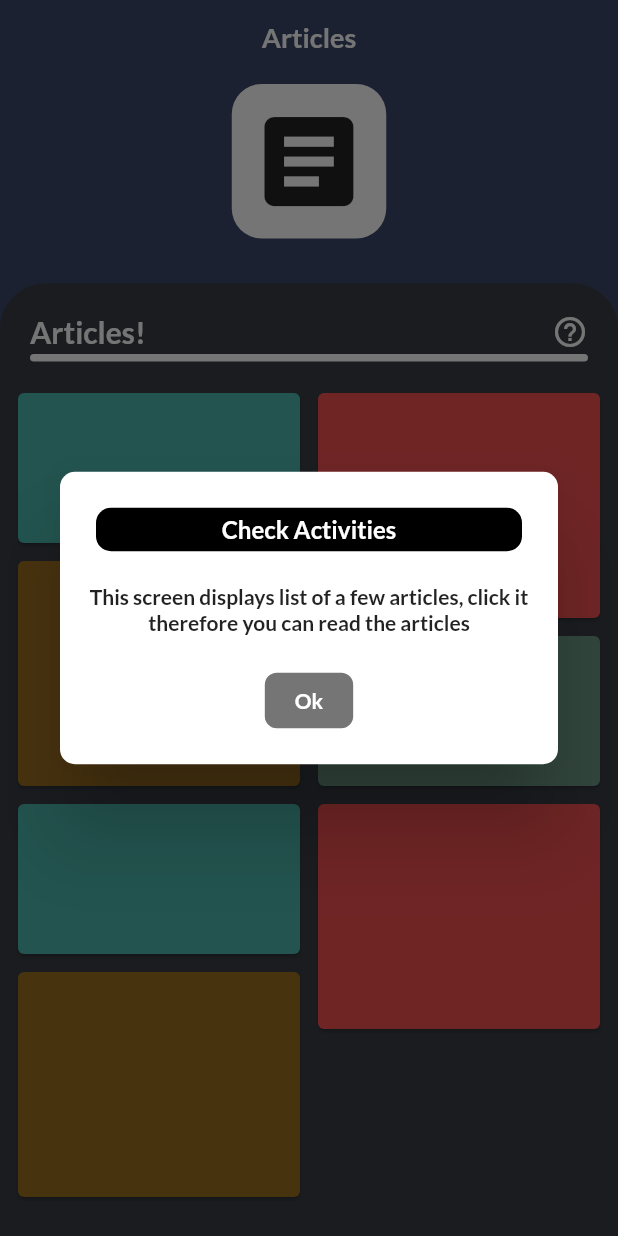
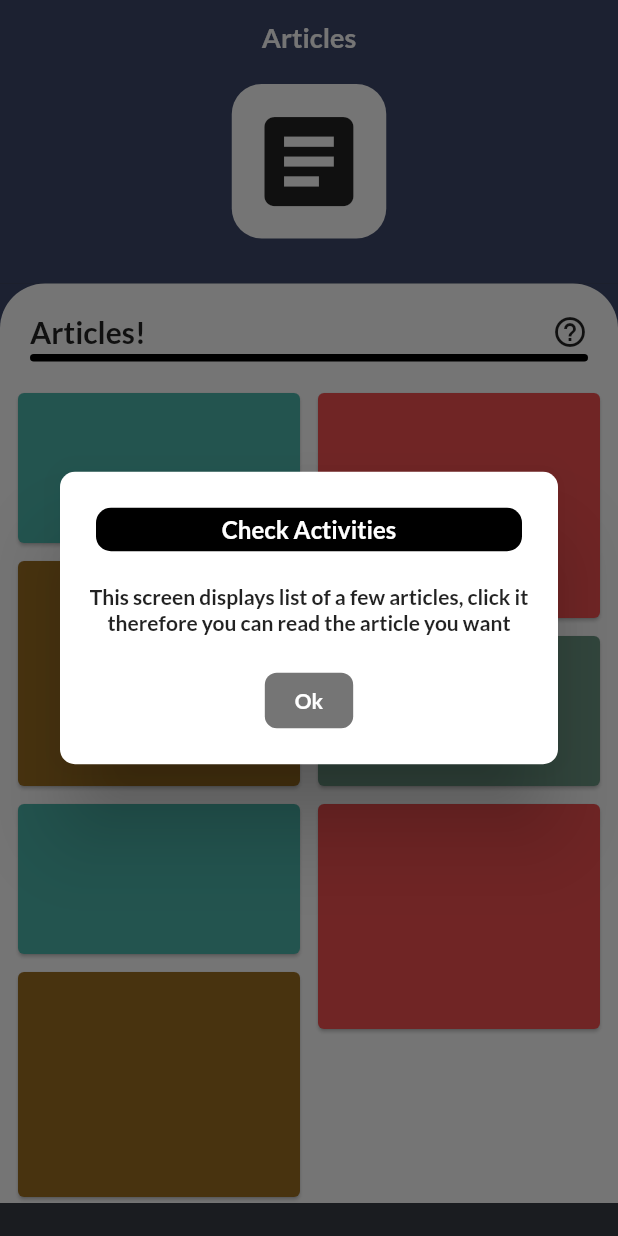
Before and after one commit to Rokel15/Jea-Aplikasi-Penulisan-Ilmiah-Gunadarma, a Flutter app: the Articles screen opened directly, after a tap on the "help outline" icon, on a phone screen of 412 x 824 dp. Run offline on Flutter 3.47's test engine with Material 2 defaults, Android fonts, the phone set to English and light mode, and no system bars; our stand-ins replace cloud_firestore, firebase_core, get, google_fonts, sqflite; accounts and stored records are empty.

Commit message:
perbaikan dir

```diff
--- a/lib/ui/Acts_Check.dart
+++ b/lib/ui/Activities/Acts_Check.dart
@@ -1,5 +1,5 @@
-import 'package:aplikasi_pi/ui/See_Detail.dart';
-import 'package:aplikasi_pi/ui/listing_Acts.dart';
+import 'package:aplikasi_pi/ui/Activities/See_Detail.dart';
+import 'package:aplikasi_pi/ui/Activities/listing_Acts.dart';
 import 'package:flutter/material.dart';
 import 'package:google_fonts/google_fonts.dart';
 import 'package:cloud_firestore/cloud_firestore.dart';
--- a/lib/ui/Articles.dart
+++ b/lib/ui/Articles.dart
@@ -2,6 +2,7 @@ import 'package:flutter/material.dart';
 import 'package:google_fonts/google_fonts.dart';
 import 'package:flutter_staggered_grid_view/flutter_staggered_grid_view.dart';
 import 'package:aplikasi_pi/ArticleModel.dart';
+import 'package:get/get.dart';
 
 class Articles extends StatefulWidget {
   const Articles({Key? key}) : super(key: key);
@@ -47,7 +48,7 @@ class _Articles extends State<Articles> {
                 padding: EdgeInsets.only(top: 10, left: 5, right: 5, bottom: 25),
                 child: Center(
                     child: Text(
-                      'This screen displays list of a few articles, click it therefore you can read the articles',
+                      'This screen displays list of a few articles, click it therefore you can read the article you want',
                       textAlign: TextAlign.center,
                       style: GoogleFonts.lato(
                           textStyle: TextStyle(
@@ -83,7 +84,6 @@ class _Articles extends State<Articles> {
             ],
           ),
         ),
-
       ],
     );
 
@@ -155,7 +155,7 @@ class _Articles extends State<Articles> {
               child: Container(
                 width: double.infinity,
                 decoration: BoxDecoration(
-                  color: Color(0xff393E46),
+                  color: Colors.white,
                   borderRadius: BorderRadius.only(topLeft: Radius.circular(30), topRight: Radius.circular(30)),
                 ),
                 child: Column(
@@ -174,14 +174,12 @@ class _Articles extends State<Articles> {
                                       textStyle: TextStyle(
                                         fontSize: 20,
                                         fontWeight: FontWeight.w600,
-                                        color: Colors.white
                                       )
                                   )
                               ),
                               GestureDetector(
                                 child: Icon(
                                   Icons.help_outline,
-                                  color: Colors.white,
                                 ),
                                 onTap: (){
                                   Check_Afkeur(context);
@@ -197,7 +195,7 @@ class _Articles extends State<Articles> {
                             height: 5,
                             decoration: BoxDecoration(
                                 borderRadius: BorderRadius.circular(20),
-                                color: Colors.white
+                                color: Colors.black
                             ),
                           )
                         ],
--- a/lib/ui/Home.dart
+++ b/lib/ui/Home.dart
@@ -1,7 +1,7 @@
 import 'package:aplikasi_pi/ui/Afkeur.dart';
 import 'package:flutter/material.dart';
 import 'package:get/get.dart';
-import 'package:aplikasi_pi/ui/Acts_Check.dart';
+import 'package:aplikasi_pi/ui/Activities/Acts_Check.dart';
 import 'package:aplikasi_pi/ui/Articles.dart';
 import 'package:google_fonts/google_fonts.dart';
 
```
Also changed, not shown: lib/ui/Activities/See_Detail.dart (renamed from lib/ui/See_Detail.dart), lib/ui/Activities/listing_Acts.dart (renamed from lib/ui/listing_Acts.dart).
